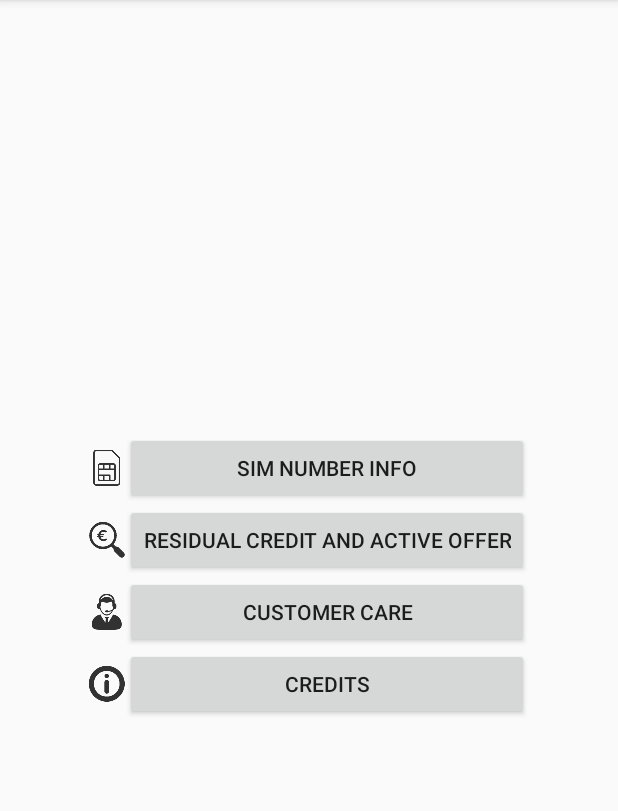
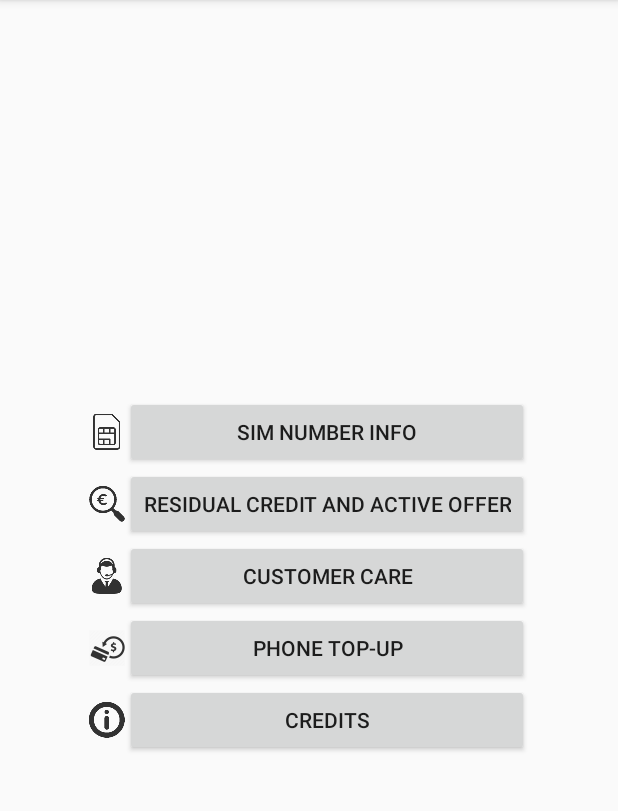
Before and after one commit to astasio/SimInfo, an Android app: the screen it shows after launch (MainActivity), on a phone screen of 412 x 824 dp, the part 84-895 px from its top. Run offline under Robolectric (Android 15) with nearby library versions, the light colour scheme and no system bars.

Commit message:
updated translations, removed copyright images, add recharge SIM function

```diff
--- a/app/src/main/AndroidManifest.xml
+++ b/app/src/main/AndroidManifest.xml
@@ -11,6 +11,9 @@
         android:roundIcon="@mipmap/ic_launcher_round"
         android:supportsRtl="true"
         android:theme="@style/AppTheme">
+        <activity
+            android:name=".MainActivity3"
+            android:exported="false" />
         <activity
             android:name=".MainActivity2"
             android:exported="false" />
--- a/app/src/main/java/com/astasio/siminfo/MainActivity.java
+++ b/app/src/main/java/com/astasio/siminfo/MainActivity.java
@@ -18,7 +18,8 @@ public class MainActivity extends AppCompatActivity {
         Button button = findViewById(R.id.button_num);
         Button button2 = findViewById(R.id.button_credit);
         Button button3 = findViewById(R.id.button_services);
-        Button button4 = findViewById(R.id.button_crediti);
+        Button button4 = findViewById(R.id.button4);
+        Button button5 = findViewById(R.id.button5);
         button.setOnClickListener(
                 v -> {
                     //codice USSD
@@ -49,9 +50,12 @@ public class MainActivity extends AppCompatActivity {
                     }
                 });
         button4.setOnClickListener(
+                v -> startActivity(new Intent(MainActivity.this,
+                        MainActivity2.class)));
+        button5.setOnClickListener(
                 v -> {
-                        startActivity(new Intent(MainActivity.this,
-                                MainActivity2.class));
+                    startActivity(new Intent(MainActivity.this,
+                            MainActivity3.class));
 
                 });
     }
--- a/app/src/main/res/layout/activity_main.xml
+++ b/app/src/main/res/layout/activity_main.xml
@@ -74,7 +74,25 @@
                 android:text="@string/button_services" />
 
         </TableRow>
+        <TableRow
+            android:layout_width="match_parent"
+            android:layout_height="match_parent">
 
+            <ImageView
+                android:id="@+id/imageView1"
+                android:layout_width="match_parent"
+                android:layout_height="match_parent"
+                app:layout_constraintStart_toStartOf="parent"
+                app:srcCompat="@drawable/ic_action_recharge" />
+
+            <Button
+                android:id="@+id/button5"
+                android:layout_width="match_parent"
+                android:layout_height="match_parent"
+                android:layout_marginTop="0dp"
+                android:text="@string/button_ricarica" />
+
+        </TableRow>
         <TableRow
             android:layout_width="match_parent"
             android:layout_height="match_parent">
@@ -87,7 +105,7 @@
                 app:srcCompat="@drawable/ic_action_info" />
 
             <Button
-                android:id="@+id/button_crediti"
+                android:id="@+id/button4"
                 android:layout_width="match_parent"
                 android:layout_height="match_parent"
                 android:layout_marginTop="0dp"
--- a/app/src/main/res/values/strings.xml
+++ b/app/src/main/res/values/strings.xml
@@ -8,4 +8,8 @@
     <string name="questa_app_stata_creata_da_antonio_stasio">this app was created by Antonio Stasio</string>
     <string name="astasio_gmail_com" translatable="false">astasio@gmail.com</string>
     <string name="indietro">"backards "</string>
+    <string name="button_ricarica">Phone top-up</string>
+    <string name="inserisci_il_pin_di_ricarica">Inserisci il PIN di ricarica</string>
+    <string name="pin" translatable="false">PIN</string>
+    <string name="ricarica_sim">Ricarica SIM</string>
 </resources>
```
Also changed, not shown: app/src/main/java/com/astasio/siminfo/MainActivity3.java (added, +41 -0 lines), app/src/main/res/layout/activity_main3.xml (added, +70 -0 lines), app/src/main/res/drawable-hdpi/ic_action_recharge.png (added), app/src/main/res/drawable-mdpi/ic_action_recharge.png (added), app/src/main/res/drawable-xhdpi/ic_action_recharge.png (added), app/src/main/res/drawable-xxhdpi/ic_action_recharge.png (added), app/src/main/res/drawable-xxxhdpi/ic_action_recharge.png (added), app/src/main/res/mipmap-hdpi/ic_launcher_round.png (added), app/src/main/res/mipmap-mdpi/ic_launcher_round.png (added), app/src/main/res/mipmap-xhdpi/ic_launcher.png (added), app/src/main/res/mipmap-xhdpi/ic_launcher_foreground.png (added), app/src/main/res/mipmap-xhdpi/ic_launcher_round.png (added), app/src/main/res/mipmap-xxhdpi/ic_launcher.png (added), app/src/main/res/mipmap-xxhdpi/ic_launcher_foreground.png (added), 2 more files, 5 other files.
